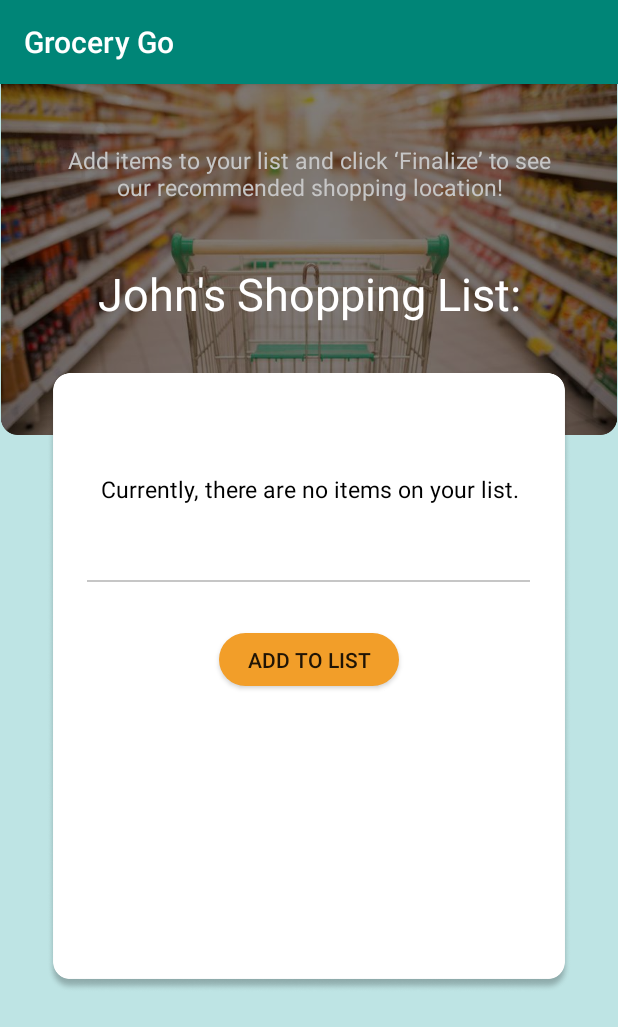
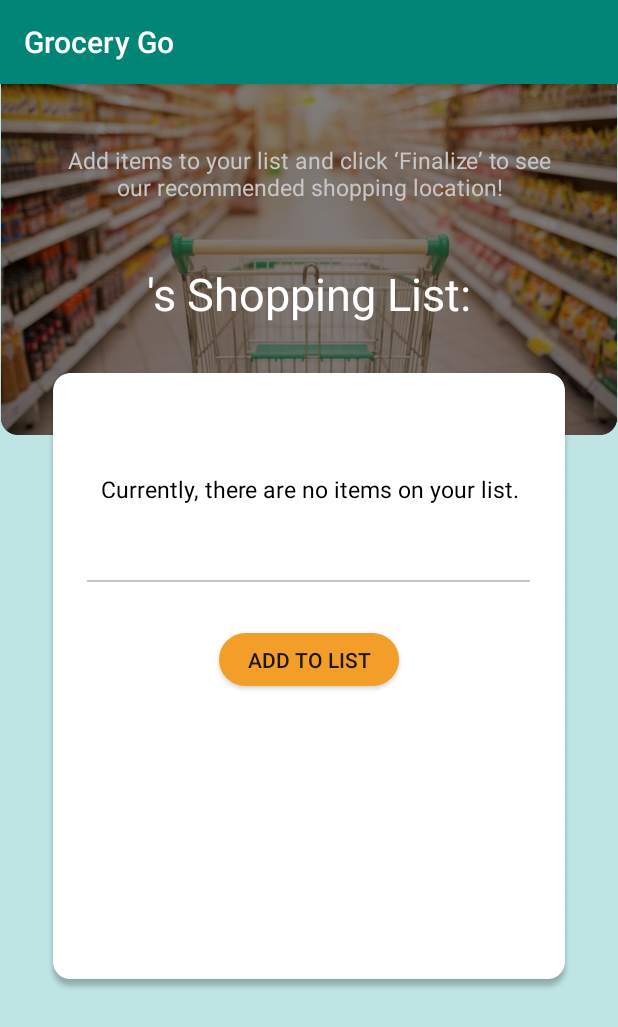
Before and after one commit to TheRealJessicaLi/GroceryGo, an Android app: the UserInfoFragment screen opened directly, with no data from a screen before it, after a tap on "NEXT", on a phone screen of 412 x 824 dp. Shown: the top 1027 px of the screen. Run offline under Robolectric (Android 15) with nearby library versions, the phone set to English and light mode, and no system bars.

```diff
--- a/app/src/main/AndroidManifest.xml
+++ b/app/src/main/AndroidManifest.xml
@@ -3,6 +3,7 @@
           package="go.grocery.grocerygo">
 
     <application
+            android:name=".ApplicationVariables"
             android:allowBackup="true"
             android:icon="@mipmap/ic_launcher"
             android:label="@string/app_name"
--- /dev/null
+++ b/app/src/main/java/go/grocery/grocerygo/ApplicationVariables.kt
@@ -0,0 +1,8 @@
+package go.grocery.grocerygo
+
+import android.app.Application
+
+class ApplicationVariables : Application() {
+
+    var username: String? = null
+}
--- a/app/src/main/java/go/grocery/grocerygo/Onboarding/UserInfoFragment.kt
+++ b/app/src/main/java/go/grocery/grocerygo/Onboarding/UserInfoFragment.kt
@@ -8,7 +8,10 @@ import android.view.ViewGroup
 import go.grocery.grocerygo.R
 import kotlinx.android.synthetic.main.fragment_user_info.*
 import android.content.Intent
+import go.grocery.grocerygo.ApplicationVariables
 import go.grocery.grocerygo.SelectGroceries.ShoppingInstructionsActivity
+
+
 
 
 class UserInfoFragment : Fragment() {
@@ -20,6 +23,8 @@ class UserInfoFragment : Fragment() {
         super.onViewCreated(view, savedInstanceState)
 
         next_button.setOnClickListener {
+            (activity!!.application as ApplicationVariables).username = user_firstname.text.toString()
+
             val myIntent = Intent(activity, ShoppingInstructionsActivity::class.java)
             activity!!.startActivity(myIntent)
         }
--- a/app/src/main/java/go/grocery/grocerygo/SelectGroceries/ShoppingInstructionsFragment.kt
+++ b/app/src/main/java/go/grocery/grocerygo/SelectGroceries/ShoppingInstructionsFragment.kt
@@ -12,6 +12,8 @@ import android.view.ViewGroup
 import go.grocery.grocerygo.R
 import kotlinx.android.synthetic.main.fragment_shopping_instructions.*
 import kotlinx.android.synthetic.main.fragment_user_info.*
+import go.grocery.grocerygo.ApplicationVariables
+
 
 class ShoppingInstructionsFragment : Fragment() {
     override fun onCreateView(inflater: LayoutInflater, container: ViewGroup?, savedInstanceState: Bundle?): View? {
@@ -21,6 +23,9 @@ class ShoppingInstructionsFragment : Fragment() {
     override fun onViewCreated(view: View, savedInstanceState: Bundle?) {
         super.onViewCreated(view, savedInstanceState)
 
+        shopping_title.text = getString(R.string.user_shopping_list,
+            (activity!!.application as ApplicationVariables).username)
+
         add_button.setOnClickListener {
             val myIntent = Intent(activity, SelectGroceriesActivity::class.java)
             activity!!.startActivity(myIntent)
--- a/app/src/main/res/layout/fragment_shopping_instructions.xml
+++ b/app/src/main/res/layout/fragment_shopping_instructions.xml
@@ -35,13 +35,14 @@
             android:id="@+id/shopping_title"
             android:layout_width="match_parent"
             android:layout_height="wrap_content"
-            android:text="John's Shopping List:"
+            android:text="@string/user_shopping_list"
             android:textColor="#FFFFFF"
             android:textSize="30sp"
             android:paddingLeft="25dp"
             android:paddingRight="25dp"
             android:gravity="center"
-            android:layout_below="@id/shopping_instruct"/>
+            android:layout_below="@id/shopping_instruct" android:layout_alignParentStart="true"
+            android:layout_marginTop="0dp"/>
 
     <TextView
             android:id="@+id/no_items"
--- a/app/src/main/res/values/strings.xml
+++ b/app/src/main/res/values/strings.xml
@@ -4,4 +4,5 @@
     <!-- TODO: Remove or change this placeholder text -->
     <string name="hello_blank_fragment">Hello blank fragment</string>
     <string name="dollar_price">$%s</string>
+    <string name="user_shopping_list">%s\'s Shopping List:</string>
 </resources>
```
